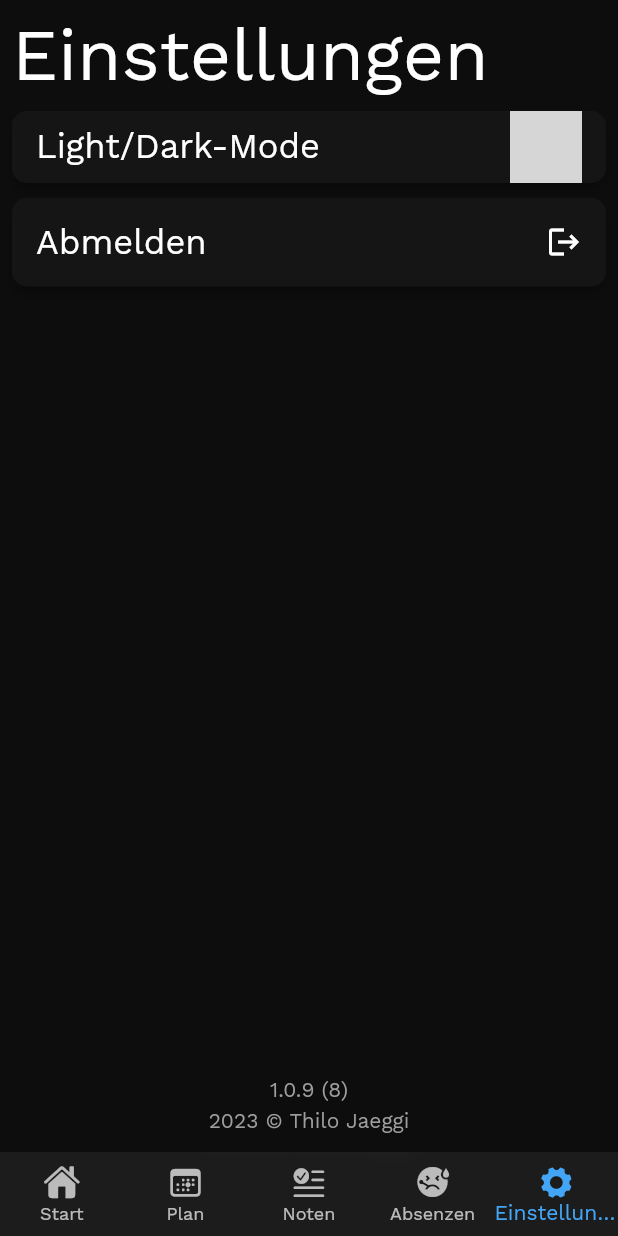
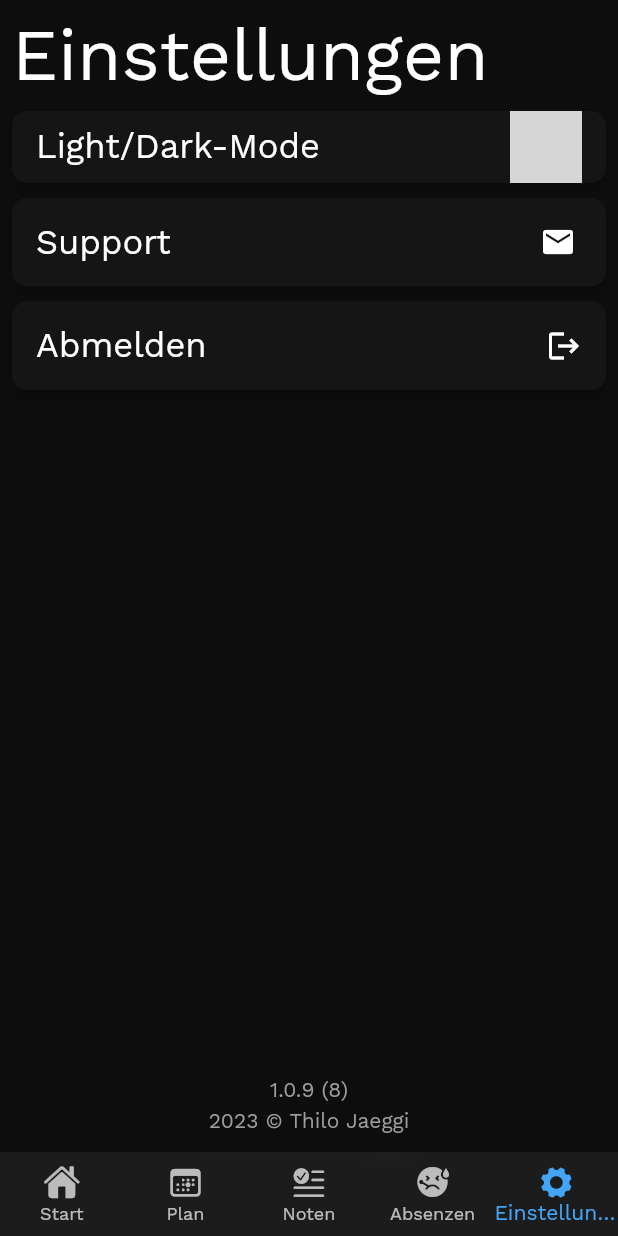
Before and after one commit to thilojaeggi/notely, a Flutter app: the ViewContainerWidget screen opened directly, swiped to page 5, on a phone screen of 412 x 824 dp. Run offline on Flutter 3.47's test engine with Material 2 defaults, Android fonts, the phone set to English and light mode, and no system bars; our stand-ins replace auto_size_text, date_picker_timeline, device_info_plus, dropdown_button2, fl_chart, flutter_secure_storage and 5 more; missing offline and left inert: day_night_switcher, fl_toast, flutter_inappwebview, mailto; accounts and stored records are empty; network calls fail; grey boxes are pictures that could not be loaded.

Commit message:
Implement sending support mail

```diff
--- a/lib/pages/settings_page.dart
+++ b/lib/pages/settings_page.dart
@@ -4,10 +4,12 @@ import 'package:flutter/foundation.dart';
 import 'package:flutter/material.dart';
 import 'package:flutter/services.dart';
 import 'package:flutter_secure_storage/flutter_secure_storage.dart';
+import 'package:mailto/mailto.dart';
 import 'package:page_transition/page_transition.dart';
 import 'package:shared_preferences/shared_preferences.dart';
 import 'package:theme_provider/theme_provider.dart';
 import 'package:package_info_plus/package_info_plus.dart';
+import 'package:url_launcher/url_launcher.dart';
 import '../Globals.dart' as Globals;
 import 'login_page.dart';
 
@@ -120,6 +122,45 @@ class _SettingsPageState extends State<SettingsPage> {
               ),
             ),
             GestureDetector(
+              onTap: () {
+                final Uri emailLaunchUri = Uri(
+                  scheme: 'mailto',
+                  path: 'thilo.jaeggi@ksso.ch',
+                  queryParameters: {
+                    'subject': 'Notely Problem ' + Globals.school,
+                    'body': 'Dein Problem: '
+                  },
+                );
+                launchUrl(emailLaunchUri);
+              },
+              child: Card(
+                elevation: 3,
+                margin: const EdgeInsets.only(bottom: 10),
+                shape: RoundedRectangleBorder(
+                  borderRadius: BorderRadius.circular(10),
+                ),
+                clipBehavior: Clip.antiAlias,
+                child: Padding(
+                  padding: const EdgeInsets.all(16),
+                  child: Row(
+                    children: [
+                      const Text(
+                        "Support",
+                        style: TextStyle(
+                          fontSize: 23,
+                        ),
+                      ),
+                      const Spacer(),
+                      Padding(
+                        padding: const EdgeInsets.only(right: 4.0),
+                        child: Icon(Icons.mail),
+                      )
+                    ],
+                  ),
+                ),
+              ),
+            ),
+            GestureDetector(
               onTap: () async {
                 const storage = FlutterSecureStorage();
                 final prefs = await SharedPreferences.getInstance();
@@ -185,7 +226,7 @@ class _SettingsPageState extends State<SettingsPage> {
                   ),
                   Container(
                     margin: const EdgeInsets.only(bottom: 5),
-                    child:  Text(
+                    child: Text(
                       "${DateTime.now().year.toString()} © Thilo Jaeggi",
                       style: TextStyle(color: Color.fromRGBO(158, 158, 158, 1)),
                     ),
```
